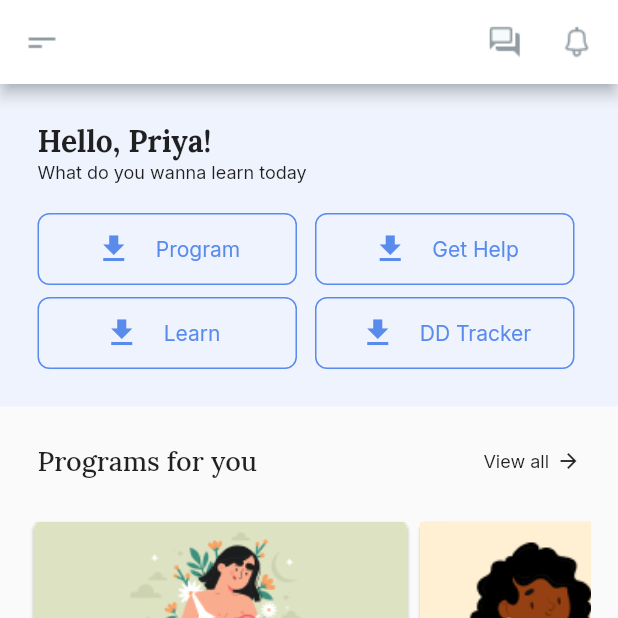
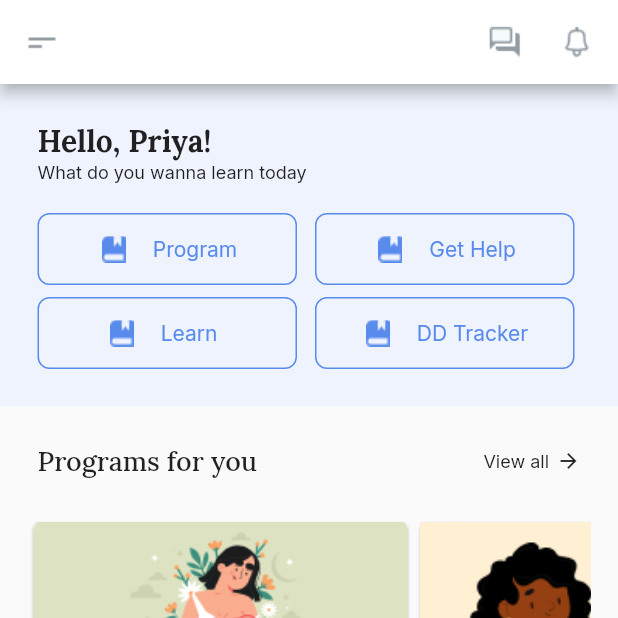
Before and after one commit to Shariq1912/banao_flutter_task_1, a Flutter app: the screen it shows after launch, on a phone screen of 412 x 824 dp, the top half of it. Run offline on Flutter 3.47's test engine with Material 2 defaults, Android fonts, the light colour scheme and no system bars; our stand-ins replace get_it, go_router, google_fonts.

Commit message:
Clean architechture

```diff
--- a/lib/ui/home_route/home_route_widgets/build_button.dart
+++ b/lib/ui/home_route/home_route_widgets/build_button.dart
@@ -1,7 +1,7 @@
 import 'package:flutter/material.dart';
 import 'package:google_fonts/google_fonts.dart';
 
-Widget buildButton(String label) {
+Widget buildButton(String label, String imagePath) {
   return Container(
     width: 173,
     height: 48,
@@ -11,11 +11,12 @@ Widget buildButton(String label) {
     ),
     child: TextButton.icon(
       onPressed: () {},
-      icon: const Padding(
-        padding: EdgeInsets.fromLTRB(1, 0, 8, 0),
-        child: Icon(
-          Icons.download,
-          size: 24.0,
+      icon: Padding(
+        padding: const EdgeInsets.fromLTRB(1, 0, 8, 0),
+        child: Image.asset(
+          imagePath,
+          width: 20,
+          height: 20,
         ),
       ),
       style: TextButton.styleFrom(
--- a/lib/ui/home_route/home_screen_route.dart
+++ b/lib/ui/home_route/home_screen_route.dart
@@ -74,11 +74,12 @@ class _HomeScreenState extends State<HomeScreen> {
                           style: GoogleFonts.lora(
                             textStyle: const TextStyle(
                               fontSize: 20,
-                              fontWeight: FontWeight.bold,
+                              fontWeight: FontWeight.w700,
                             ),
                           ),
                         ),
                         Text(
+
                           "What do you wanna learn today",
                           style: GoogleFonts.inter(
                             textStyle: const TextStyle(
@@ -91,18 +92,18 @@ class _HomeScreenState extends State<HomeScreen> {
                         Row(
                           mainAxisAlignment: MainAxisAlignment.start,
                           children: [
-                            buildButton('Program'),
+                            buildButton('Program','assets/images/prog.png'),
                             const SizedBox(width: 12),
-                            buildButton('Get Help'),
+                            buildButton('Get Help','assets/images/prog.png'),
                           ],
                         ),
                         const SizedBox(height: 8),
                         Row(
                           mainAxisAlignment: MainAxisAlignment.start,
                           children: [
-                            buildButton('Learn  '),
+                            buildButton('Learn  ','assets/images/prog.png'),
                             const SizedBox(width: 12),
-                            buildButton('DD Tracker'),
+                            buildButton('DD Tracker','assets/images/prog.png'),
                           ],
                         ),
                       ],
```
Also changed, not shown: assets/images/dd.png (added), assets/images/learn.png (added), assets/images/prog.png (added), assets/images/ques.png (added).
